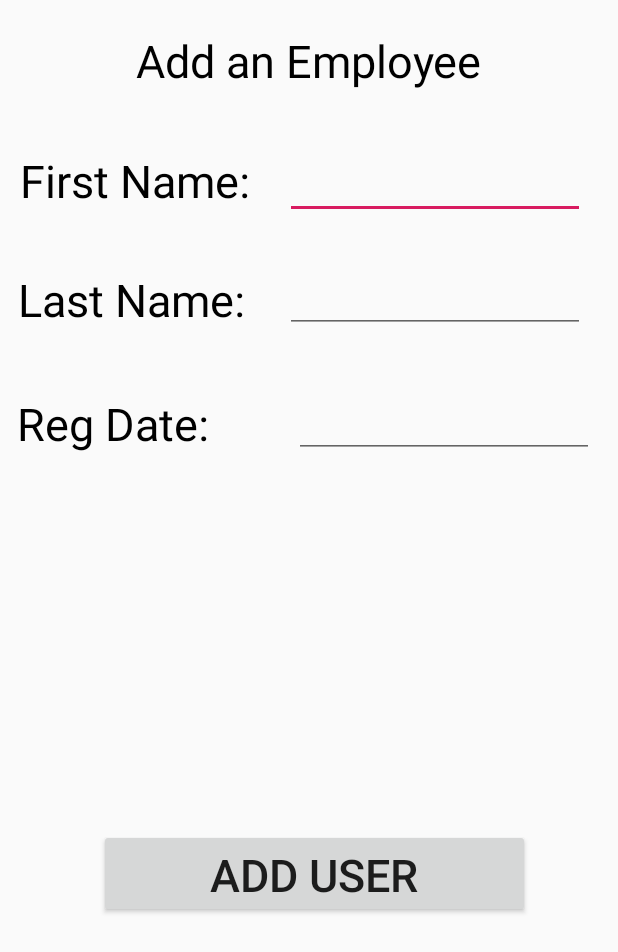
After one commit to DaniyalAkbar/PawnBroker, an Android app: the layout add_employee.xml on its own in the app's theme, with its tools: preview values and no code run, on a phone screen of 412 x 824 dp. The commit adds this screen. Shown: the top 952 px of the screen. Run offline under Robolectric (Android 15) with nearby library versions, the phone set to English and light mode, and no system bars.

Commit message:
Added Layouts

```diff
--- /dev/null
+++ b/PawnBroker/app/src/main/res/layout/add_employee.xml
@@ -0,0 +1,112 @@
+<?xml version="1.0" encoding="utf-8"?>
+<RelativeLayout
+    xmlns:android="http://schemas.android.com/apk/res/android"
+    xmlns:tools="http://schemas.android.com/tools"
+    android:layout_width="match_parent"
+    android:layout_height="match_parent">
+    <TextView
+        android:text="Add an Employee"
+        android:textSize="30sp"
+        android:layout_marginTop="20dp"
+        android:layout_centerHorizontal="true"
+        android:textColor="@android:color/black"
+        android:layout_width="wrap_content"
+        android:id="@+id/txttitle"
+        android:layout_height="wrap_content" />
+
+    <EditText
+        android:layout_width="wrap_content"
+        android:layout_height="wrap_content"
+        android:layout_below="@+id/txttitle"
+        android:layout_alignParentEnd="true"
+        android:layout_alignParentRight="true"
+        android:layout_centerHorizontal="true"
+        android:layout_marginTop="40dp"
+        android:layout_marginEnd="22dp"
+        android:layout_marginRight="22dp"
+        android:width="200dp"
+        android:id="@+id/txtFirstName"
+        />
+
+    <EditText
+        android:id="@+id/txtLastName"
+        android:layout_width="wrap_content"
+        android:layout_height="wrap_content"
+        android:layout_below="@+id/txttitle"
+        android:layout_alignParentEnd="true"
+        android:layout_alignParentRight="true"
+        android:layout_centerHorizontal="true"
+        android:layout_marginTop="116dp"
+        android:layout_marginEnd="22dp"
+        android:layout_marginRight="22dp"
+        android:width="200dp" />
+
+    <EditText
+        android:id="@+id/txtRegDate"
+        android:layout_width="wrap_content"
+        android:layout_height="wrap_content"
+        android:layout_below="@+id/txttitle"
+        android:layout_alignParentEnd="true"
+        android:layout_alignParentRight="true"
+        android:layout_centerHorizontal="true"
+        android:layout_marginTop="199dp"
+        android:layout_marginEnd="16dp"
+        android:layout_marginRight="16dp"
+        android:width="200dp" />
+
+    <TextView
+        android:id="@+id/textView3"
+        android:layout_width="166dp"
+        android:layout_height="42dp"
+        android:layout_alignParentStart="true"
+        android:layout_alignParentLeft="true"
+        android:layout_alignParentTop="true"
+        android:layout_marginStart="13dp"
+        android:layout_marginLeft="13dp"
+        android:layout_marginTop="100dp"
+        android:textColor="@android:color/black"
+        android:textSize="30dp"
+        android:text="First Name:" />
+
+    <TextView
+        android:id="@+id/textView4"
+        android:layout_width="166dp"
+        android:layout_height="42dp"
+        android:layout_alignParentStart="true"
+        android:layout_alignParentLeft="true"
+        android:layout_alignParentTop="true"
+        android:layout_marginStart="12dp"
+        android:layout_marginLeft="12dp"
+        android:layout_marginTop="179dp"
+        android:text="Last Name:"
+        android:textColor="@android:color/black"
+        android:textSize="30dp" />
+
+    <TextView
+        android:id="@+id/textView5"
+        android:layout_width="166dp"
+        android:layout_height="42dp"
+        android:layout_alignParentStart="true"
+        android:layout_alignParentLeft="true"
+        android:layout_alignParentTop="true"
+        android:layout_marginStart="11dp"
+        android:layout_marginLeft="11dp"
+        android:layout_marginTop="262dp"
+        android:text="Reg Date:"
+        android:textColor="@android:color/black"
+        android:textSize="30dp" />
+
+    <Button
+        android:id="@+id/txtUserSubmitBtn"
+        android:layout_width="287dp"
+        android:layout_height="59dp"
+        android:layout_alignParentStart="true"
+        android:layout_alignParentLeft="true"
+        android:layout_alignParentBottom="true"
+        android:layout_marginStart="66dp"
+        android:layout_marginLeft="66dp"
+        android:layout_marginBottom="212dp"
+        android:textSize="30dp"
+        android:text="ADD USER" />
+
+</RelativeLayout>
--- a/PawnBroker/app/src/main/res/layout/mainmenu_user.xml
+++ b/PawnBroker/app/src/main/res/layout/mainmenu_user.xml
@@ -80,7 +80,7 @@
         android:layout_marginLeft="112dp"
         android:layout_marginTop="33dp"
         android:textColor="@android:color/black"
-        android:text="Users Menu"
+        android:text="Users"
         android:textAlignment="center"
         android:textSize="25dp" />
 </RelativeLayout>
```
Also changed, not shown: PawnBroker/app/src/main/res/layout/add_user.xml (added, +112 -0 lines), PawnBroker/app/src/main/res/layout/mainmenu_employee.xml (+14 -16 lines), PawnBroker/app/src/main/res/layout/mainmenu_payment.xml (+15 -15 lines), PawnBroker/app/src/main/res/layout/mainmenu_testimonial.xml (+15 -15 lines), PawnBroker/app/src/main/res/layout/mainmenu_transaction.xml (+15 -15 lines), PawnBroker/app/src/main/res/layout/mainmenu_visitation.xml (+15 -15 lines).
